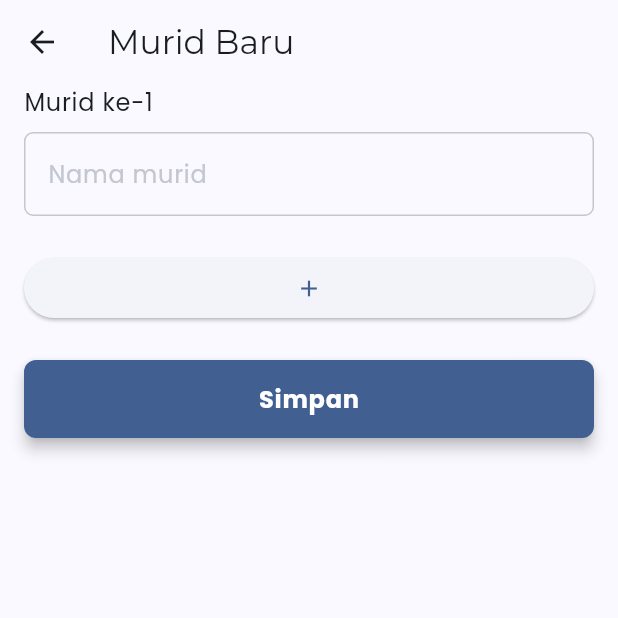
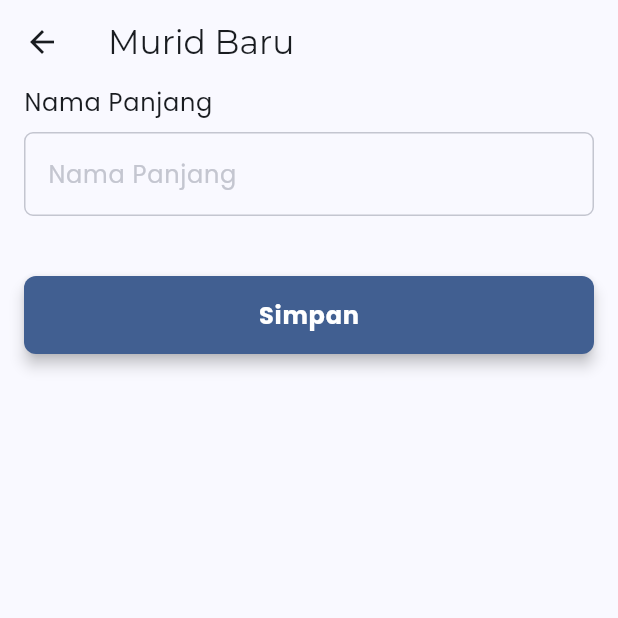
Before and after one commit to Luvianto/sunday_school_attendance, a Flutter app: the HomePage screen opened by its route, item 2 of the bottom bar chosen, after a tap on the "add" icon, on a phone screen of 412 x 824 dp, the top half of it. Run offline on Flutter 3.47's test engine with Material 3 defaults, Android fonts, the phone set to English and light mode, and no system bars; our stand-ins replace cloud_firestore, file_picker, firebase_auth, firebase_core, flutter_dotenv, flutter_time_picker_spinner and 2 more; missing offline and left inert: cloudinary_flutter, cloudinary_url_gen; accounts and stored records are empty.

Commit message:
StudentForm no longer supports create students in bulk

```diff
--- a/lib/app/ui/student/student_form/student_form_page.dart
+++ b/lib/app/ui/student/student_form/student_form_page.dart
@@ -19,32 +19,22 @@ class StudentFormPage extends GetView<StudentFormController> {
         key: controller.formKey,
         child: Obx(
           () {
-            final length = controller.nameControllers.length;
             return ListView(
               padding: const EdgeInsets.symmetric(horizontal: 16.0),
               children: [
-                ...[
-                  for (int i = 0; i < length; i++) ...[
-                    CustomLabel(label: 'Murid ke-${i + 1}'),
+                CustomLabel(label: 'Nama Panjang'),
                 CustomTextFormField(
-                      hintText: 'Nama murid',
-                      controller: controller.nameControllers[i],
+                  hintText: 'Nama Panjang',
+                  controller: controller.nameControllers,
                   validator: emptyValidator,
                 ),
                 const SizedBox(height: 16.0),
-                  ],
-                ],
-                //
-                const SizedBox(height: 8.0),
-                //
-                ElevatedButton(
-                  onPressed: controller.addNameField,
-                  child: Icon(Icons.add),
-                ),
                 //
                 const SizedBox(height: 24.0),
                 //
-                CustomButton(
+                controller.isLoading.value
+                    ? const Center(child: CircularProgressIndicator())
+                    : CustomButton(
                         onPressed: controller.saveStudents,
                         label: 'Simpan',
                       ),
--- a/lib/app/ui/student/student_list/student_list_page.dart
+++ b/lib/app/ui/student/student_list/student_list_page.dart
@@ -21,9 +21,14 @@ class StudentListPage extends GetView<StudentListController> {
                         title: Text(student.name),
                         leading: CircleAvatar(
                           radius: 16,
-                          // backgroundImage: student.photoUrl != null
-                          //     ? NetworkImage(student.photoUrl!)
-                          //     : null,
+                          backgroundImage: student.profilePictureUrl != null ||
+                                  student.profilePictureUrl!.isNotEmpty
+                              ? NetworkImage(student.profilePictureUrl!)
+                              : null,
+                          child: student.profilePictureUrl == null ||
+                                  student.profilePictureUrl!.isEmpty
+                              ? Text(student.name[0].toUpperCase())
+                              : null,
                         ),
                         onTap: () => controller.toDetail(student),
                       ))
```
Also changed, not shown: lib/app/ui/student/student_form/student_form_controller.dart (+13 -46 lines). Lines whose indentation alone changed are shown as unchanged.
